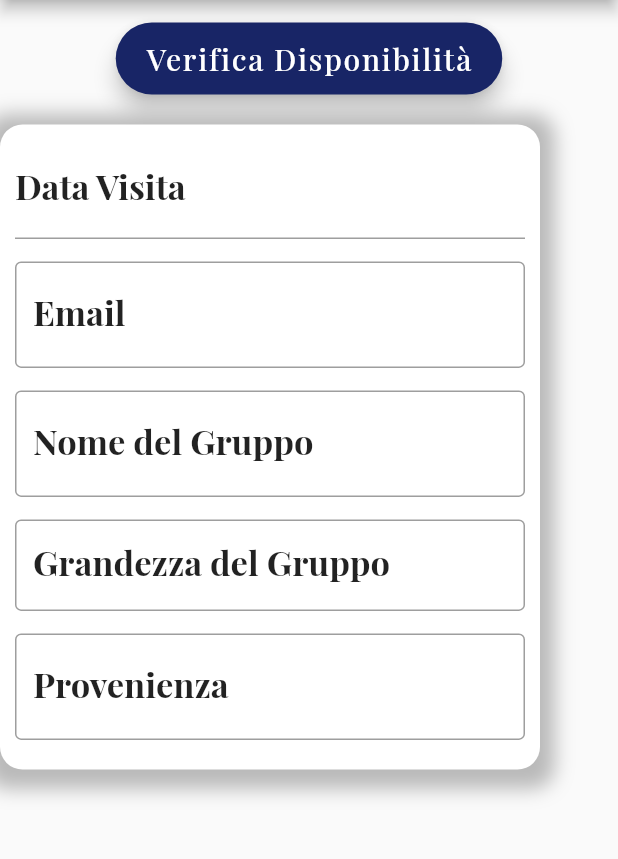
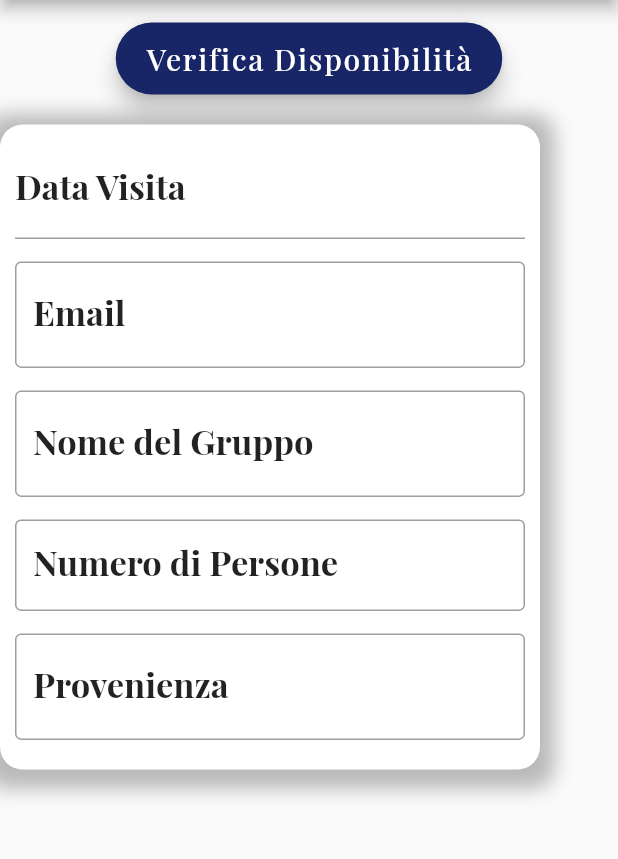
Before and after one commit to Progxy/fdmApp, a Flutter app: the Visita screen opened by its route, on a phone screen of 412 x 824 dp, the part 84-943 px from its top. Run offline on Flutter 3.47's test engine with Material 2 defaults, Android fonts, the phone set to English and light mode, and no system bars; drawn by our look-alikes of datetime_picker_formfield; our stand-ins replace bordered_text, carousel_slider, connectivity, dotted_line, firebase_auth, firebase_core and 8 more; missing offline and left inert: mailer2, stripe_payment; accounts and stored records are empty; project files that could hold a hidden picture were left out.

Commit message:
fixed semantic error in visita.dart

```diff
--- a/lib/screens/visita.dart
+++ b/lib/screens/visita.dart
@@ -677,7 +677,7 @@ class _VisitaState extends State<Visita> {
                                   color: Colors.black87,
                                 ),
                                 border: OutlineInputBorder(),
-                                labelText: "Grandezza del Gruppo",
+                                labelText: "Numero di Persone",
                                 labelStyle: TextStyle(
                                   fontSize: 23.0,
                                   fontWeight: FontWeight.w600,
@@ -808,7 +808,7 @@ class _VisitaState extends State<Visita> {
                                   color: Colors.black87,
                                 ),
                                 border: OutlineInputBorder(),
-                                labelText: "Telefono Responsabile",
+                                labelText: "Tel. Responsabile",
                                 labelStyle: TextStyle(
                                   fontSize: 20,
                                   fontWeight: FontWeight.w600,
```
